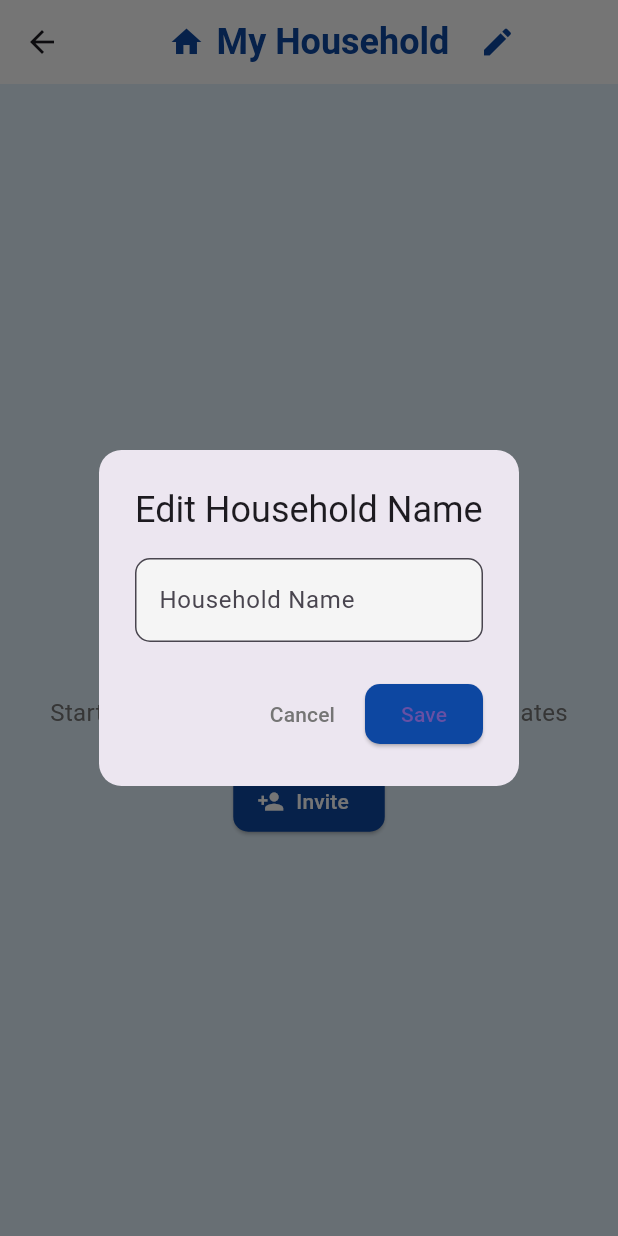
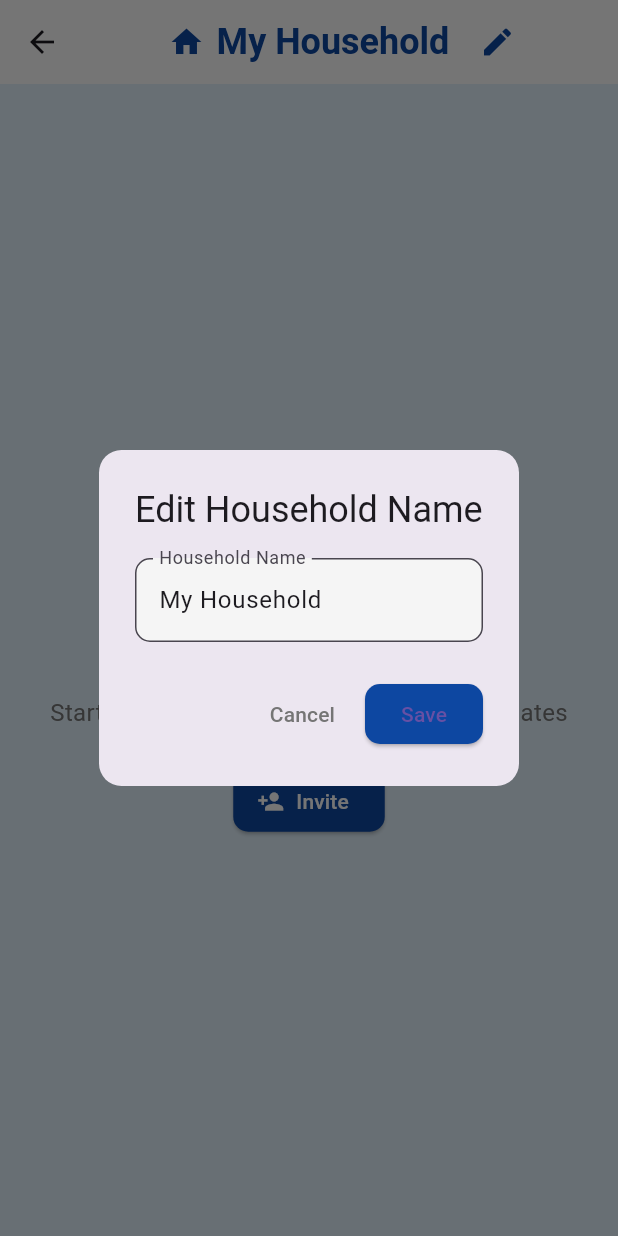
Before and after one commit to ninjinodkhuu/chorewars, a Flutter app: the HouseholdMembersScreen screen opened directly, after a tap on the "edit" icon, on a phone screen of 412 x 824 dp. Run offline on Flutter 3.47's test engine with Material 3 defaults, Android fonts, the phone set to English and light mode, and no system bars; our stand-ins replace cloud_firestore, firebase_auth, firebase_core, fl_chart, table_calendar; accounts and stored records are empty.

Commit message:
Changed home page to Chore Wars and household name.

```diff
--- a/lib/home_page.dart
+++ b/lib/home_page.dart
@@ -8,6 +8,7 @@ import 'package:firebase_auth/firebase_auth.dart';
 import 'package:flutter/material.dart';
 import 'package:chore/household_members_screen.dart';
 import 'package:chore/ProfileScreen.dart';
+import 'package:chore/services/household_service.dart';
 
 class HomePage extends StatefulWidget {
   const HomePage({super.key});
@@ -44,12 +45,11 @@ class _HomePageState extends State<HomePage> {
     return Scaffold(
       appBar: AppBar(
         backgroundColor: Colors.blue[100],
-        title: Text(
-          'Home Page',
-          style: TextStyle(
-            color: Colors.blue[900],
-            fontWeight: FontWeight.bold,
-          ),
+        title: StreamBuilder<Widget>(
+          stream: HouseholdService.streamAppBarTitle(),
+          builder: (context, snapshot) {
+            return snapshot.data ?? const SizedBox();
+          },
         ),
         actions: [
           IconButton(
--- a/lib/household_members_screen.dart
+++ b/lib/household_members_screen.dart
@@ -1,6 +1,7 @@
 import 'package:flutter/material.dart';
 import 'package:firebase_auth/firebase_auth.dart';
 import 'package:cloud_firestore/cloud_firestore.dart';
+import 'package:chore/services/household_service.dart';
 
 class HouseholdMembersScreen extends StatefulWidget {
   const HouseholdMembersScreen({super.key});
@@ -28,17 +29,11 @@ class _HouseholdMembersScreenState extends State<HouseholdMembersScreen> {
 
   // Method to load household name from Firestore
   Future<void> _loadHouseholdName() async {
-    User? user = FirebaseAuth.instance.currentUser;
-    if (user != null) {
-      DocumentSnapshot snapshot = await FirebaseFirestore.instance
-          .collection('users')
-          .doc(user.uid)
-          .get();
-      setState(() {
-        householdName = snapshot['householdName'] ?? '';
-        _householdNameController.text = householdName;
-      });
-    }
+    String name = await HouseholdService.getHouseholdName();
+    setState(() {
+      householdName = name;
+      _householdNameController.text = name;
+    });
   }
 
   // Method to fetch household members from Firestore
@@ -369,9 +364,31 @@ class _HouseholdMembersScreenState extends State<HouseholdMembersScreen> {
                             style: TextStyle(color: Colors.grey[600])),
                       ),
                       ElevatedButton(
-                        onPressed: () {
-                          _updateHouseholdName();
-                          Navigator.pop(context);
+                        onPressed: () async {
+                          try {
+                            await HouseholdService.updateHouseholdName(
+                                _householdNameController.text);
+                            if (mounted) {
+                              Navigator.pop(context);
+                              ScaffoldMessenger.of(context).showSnackBar(
+                                const SnackBar(
+                                  content: Text(
+                                      'Household name updated successfully'),
+                                  backgroundColor: Colors.green,
+                                ),
+                              );
+                            }
+                          } catch (e) {
+                            if (mounted) {
+                              ScaffoldMessenger.of(context).showSnackBar(
+                                SnackBar(
+                                  content: Text(
+                                      'Failed to update household name: $e'),
+                                  backgroundColor: Colors.red,
+                                ),
+                              );
+                            }
+                          }
                         },
                         style: ElevatedButton.styleFrom(
                           backgroundColor: Colors.blue[900],
--- /dev/null
+++ b/lib/services/household_service.dart
@@ -0,0 +1,72 @@
+import 'package:cloud_firestore/cloud_firestore.dart';
+import 'package:firebase_auth/firebase_auth.dart';
+import 'package:flutter/material.dart';
+
+class HouseholdService {
+  static final FirebaseFirestore _firestore = FirebaseFirestore.instance;
+
+  static Stream<String> streamHouseholdName() {
+    User? user = FirebaseAuth.instance.currentUser;
+    if (user == null) {
+      return Stream.value('');
+    }
+
+    return _firestore.collection('users').doc(user.uid).snapshots().map((doc) {
+      if (!doc.exists) {
+        return 'My Household';
+      }
+      return doc.data()?['householdName'] ?? 'My Household';
+    });
+  }
+
+  static Stream<Widget> streamAppBarTitle() {
+    return streamHouseholdName().map((householdName) {
+      return Column(
+        mainAxisSize: MainAxisSize.min,
+        crossAxisAlignment: CrossAxisAlignment.start,
+        children: [
+          const Text(
+            'Chore Wars',
+            style: TextStyle(
+              color: Color(0xFF1A237E),
+              fontSize: 22,
+              fontWeight: FontWeight.bold,
+            ),
+          ),
+          Text(
+            householdName,
+            style: TextStyle(
+              color: Colors.blue[900],
+              fontSize: 16,
+            ),
+          ),
+        ],
+      );
+    });
+  }
+
+  static Future<String> getHouseholdName() async {
+    User? user = FirebaseAuth.instance.currentUser;
+    if (user == null) {
+      return 'My Household';
+    }
+
+    DocumentSnapshot doc =
+        await _firestore.collection('users').doc(user.uid).get();
+    return doc.data()?.toString().contains('householdName') == true
+        ? (doc.data() as Map<String, dynamic>)['householdName'] ??
+            'My Household'
+        : 'My Household';
+  }
+
+  static Future<void> updateHouseholdName(String name) async {
+    User? user = FirebaseAuth.instance.currentUser;
+    if (user == null) {
+      throw Exception('Not logged in');
+    }
+
+    await _firestore.collection('users').doc(user.uid).update({
+      'householdName': name.trim(),
+    });
+  }
+}
```
Also changed, not shown: 1 other file.
